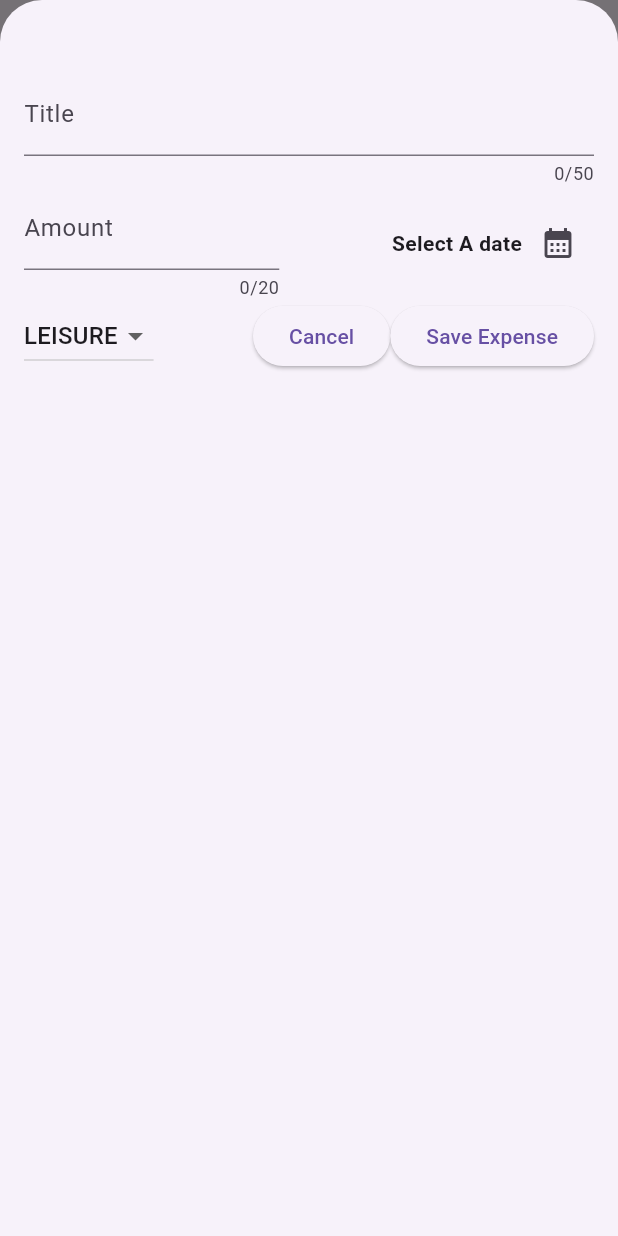
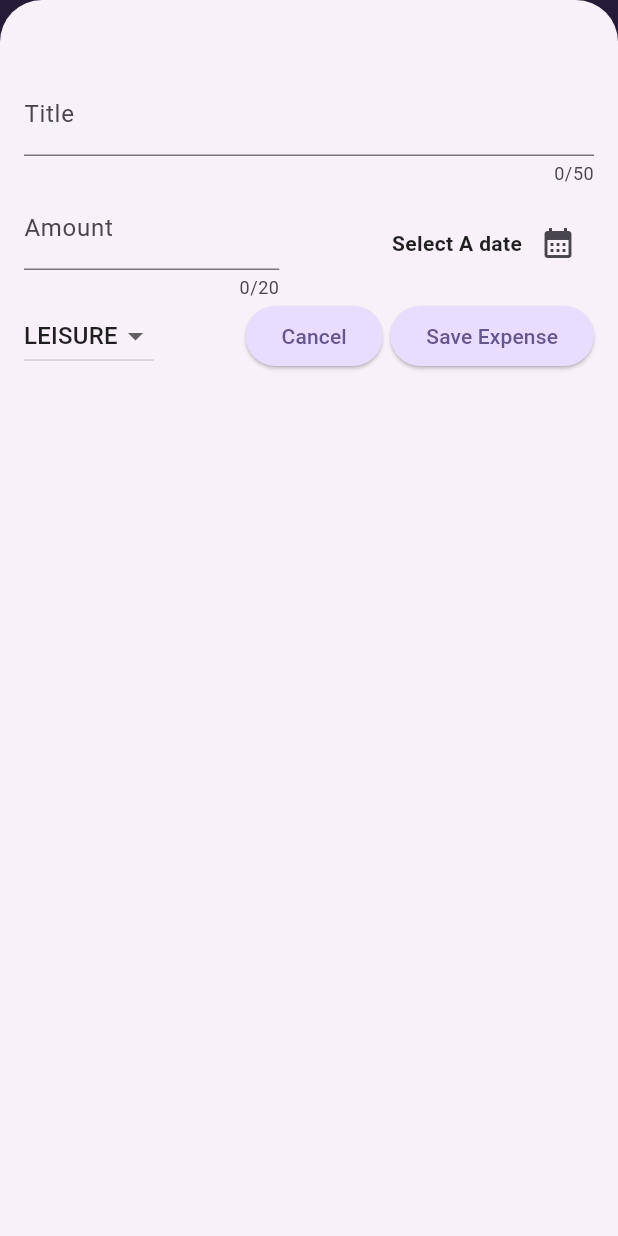
Before and after one commit to Naman-B-Parlecha/ExpenseTracker, a Flutter app: the screen it shows after launch, after a tap on the "add" icon, on a phone screen of 412 x 824 dp. Run offline on Flutter 3.47's test engine with Material 2 defaults, Android fonts, the phone set to English and light mode, and no system bars.

Commit message:
added some theming to project

```diff
--- a/lib/main.dart
+++ b/lib/main.dart
@@ -1,9 +1,29 @@
 import 'package:flutter/material.dart';
 import 'package:expense_tracker/widgets/Expenses.dart';
 
+final KcolorScheme =
+    ColorScheme.fromSeed(seedColor: Color.fromARGB(255, 96, 56, 181));
 void main() {
   runApp(MaterialApp(
     home: const Expenses(),
-    theme: ThemeData(useMaterial3: true),
+    theme: ThemeData(
+      useMaterial3: true,
+      colorScheme: KcolorScheme,
+      appBarTheme: const AppBarTheme().copyWith(
+          backgroundColor: KcolorScheme.onPrimaryContainer,
+          foregroundColor: KcolorScheme.primaryContainer),
+      cardTheme: const CardTheme().copyWith(
+          color: KcolorScheme.secondaryContainer,
+          margin: const EdgeInsets.symmetric(horizontal: 10, vertical: 8)),
+      elevatedButtonTheme: ElevatedButtonThemeData(
+          style: ElevatedButton.styleFrom(
+              backgroundColor: KcolorScheme.primaryContainer)),
+      textTheme: ThemeData().textTheme.copyWith(
+            titleLarge: TextStyle(
+                fontWeight: FontWeight.normal,
+                color: KcolorScheme.onSecondaryContainer,
+                fontSize: 14),
+          ),
+    ),
   ));
 }
--- a/lib/models/Expense.dart
+++ b/lib/models/Expense.dart
@@ -31,3 +31,5 @@ class Expense {
     return formatter.format(date);
   }
 }
+
+class ExpenseBucket {}
--- a/lib/widgets/Expenses.dart
+++ b/lib/widgets/Expenses.dart
@@ -41,8 +41,37 @@ class _ExpensesState extends State<Expenses> {
     });
   }
 
+  void removeexpense(Expense expense) {
+    final indexing = expenseslist.indexOf(expense);
+    setState(() {
+      expenseslist.remove(expense);
+    });
+    ScaffoldMessenger.of(context).clearSnackBars();
+    ScaffoldMessenger.of(context).showSnackBar(SnackBar(
+      duration: Duration(seconds: 3),
+      content: Text('Expense deleted'),
+      action: SnackBarAction(
+          label: 'Undo',
+          onPressed: () {
+            setState(() {
+              expenseslist.insert(indexing, expense);
+            });
+          }),
+    ));
+  }
+
   @override
   Widget build(context) {
+    Widget maincontent =
+        Center(child: Text('No expense found. Kindly enter a new expense'));
+
+    if (expenseslist.isNotEmpty) {
+      maincontent = ExpensesListWidget(
+        expenseslist,
+        removeExpenses: removeexpense,
+      );
+    }
+
     return Scaffold(
       appBar: AppBar(
         title: const Text('Flutter ExpenseTracker'),
@@ -54,10 +83,7 @@ class _ExpensesState extends State<Expenses> {
         ],
       ),
       body: Column(
-        children: [
-          const Text('Graph'),
-          Expanded(child: ExpensesListWidget(expenseslist))
-        ],
+        children: [const Text('Graph'), Expanded(child: maincontent)],
       ),
     );
   }
--- a/lib/widgets/ExpensesListWidget.dart
+++ b/lib/widgets/ExpensesListWidget.dart
@@ -3,14 +3,26 @@ import 'package:expense_tracker/models/Expense.dart';
 import 'package:expense_tracker/widgets/Card.dart';
 
 class ExpensesListWidget extends StatelessWidget {
-  const ExpensesListWidget(this.listitems, {super.key});
+  const ExpensesListWidget(this.listitems,
+      {super.key, required this.removeExpenses});
 
+  final void Function(Expense expense) removeExpenses;
   final List<Expense> listitems;
+
   @override
   Widget build(context) {
     return ListView.builder(
       itemCount: listitems.length,
-      itemBuilder: (context, index) => ExpenseDetails(listitems[index]),
+      itemBuilder: (context, index) => Dismissible(
+          background: Container(
+              color: Theme.of(context).colorScheme.error.withOpacity(0.8),
+              margin: EdgeInsets.symmetric(
+                  horizontal: Theme.of(context).cardTheme.margin!.horizontal)),
+          key: ValueKey(listitems[index]),
+          onDismissed: (direction) {
+            removeExpenses(listitems[index]);
+          },
+          child: ExpenseDetails(listitems[index])),
     );
   }
 }
--- a/lib/widgets/NewExpenses.dart
+++ b/lib/widgets/NewExpenses.dart
@@ -135,6 +135,9 @@ class _AddNewExpense extends State<AddNewExpense> {
                     Navigator.pop(context);
                   },
                   child: const Text('Cancel')),
+              const SizedBox(
+                width: 5,
+              ),
               ElevatedButton(
                 onPressed: detailvalidater,
                 child: const Text('Save Expense'),
```
